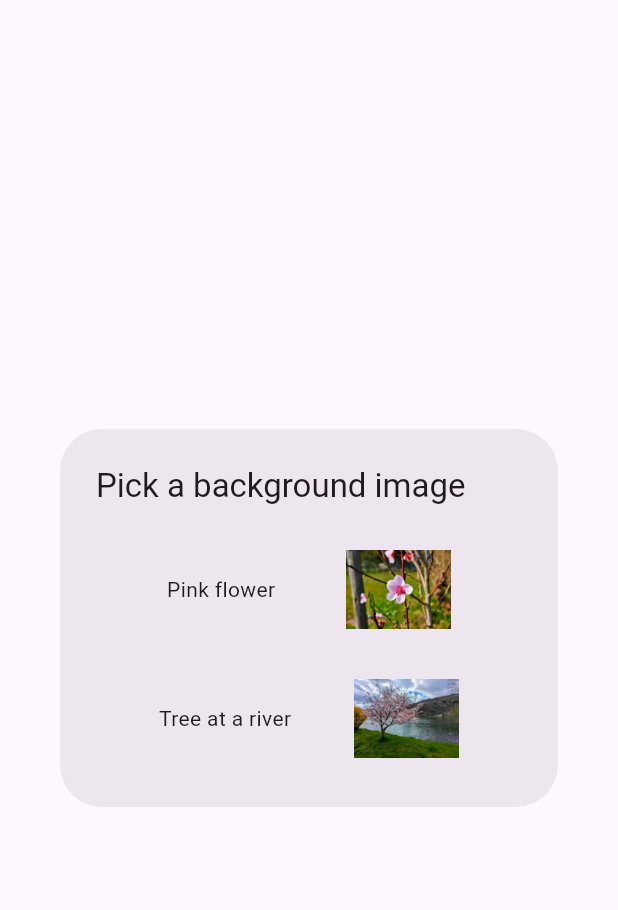
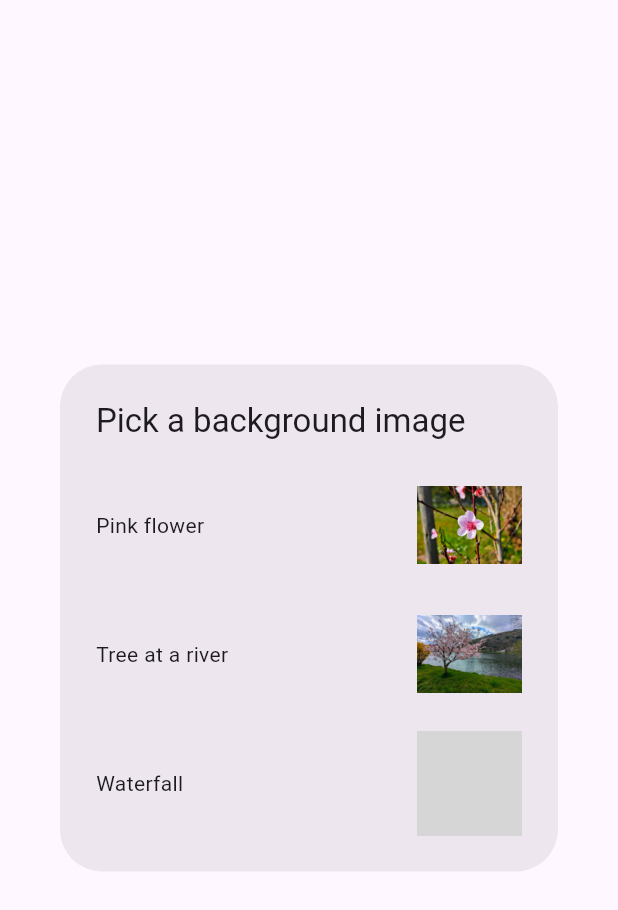
Before and after one commit to ReadingOwl3000/fl_studyapp, a Flutter app: the ImageDialog widget shown alone on an empty page, opened directly, on a phone screen of 412 x 824 dp. Shown: the top 910 px of the screen. Run offline on Flutter 3.47's test engine with Material 3 defaults, Android fonts, the phone set to English and light mode, and no system bars; our stand-ins replace audioplayers, shared_preferences, wakelock_plus; accounts and stored records are empty; grey boxes are pictures that could not be loaded.

Commit message:
add new waterfall image

```diff
--- a/lib/Pages/image_dialog.dart
+++ b/lib/Pages/image_dialog.dart
@@ -11,7 +11,7 @@ class ImageDialog extends StatelessWidget {
   Widget imageOption(title, image) {
     return SimpleDialogOption(
       child: Row(
-        mainAxisAlignment: MainAxisAlignment.spaceEvenly,
+        mainAxisAlignment: MainAxisAlignment.spaceBetween,
         children: [
           Text(title),
           Container(
@@ -36,6 +36,7 @@ class ImageDialog extends StatelessWidget {
       children: [
         imageOption("Pink flower", AssetImage("assets/image_flower.jpg")),
         imageOption("Tree at a river", AssetImage("assets/flower_tree.jpg")),
+        imageOption("Waterfall", AssetImage("assets/waterfall.jpg")),
       ],
     );
   }
--- a/pubspec.yaml
+++ b/pubspec.yaml
@@ -67,6 +67,7 @@ flutter:
             - assets/_image.png
             - assets/image_flower.jpg
             - assets/flower_tree.jpg
+            - assets/waterfall.jpg
             - assets/sounds/bell.wav
             - assets/icons/icon.png
 
```
Also changed, not shown: 1 other file.
